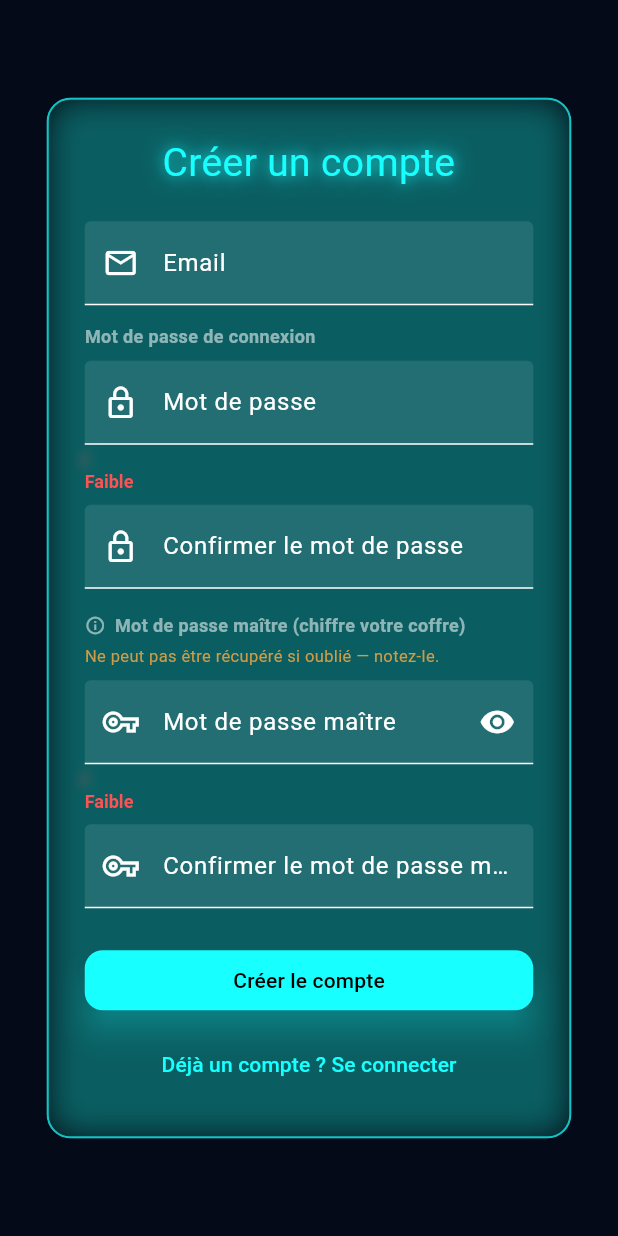
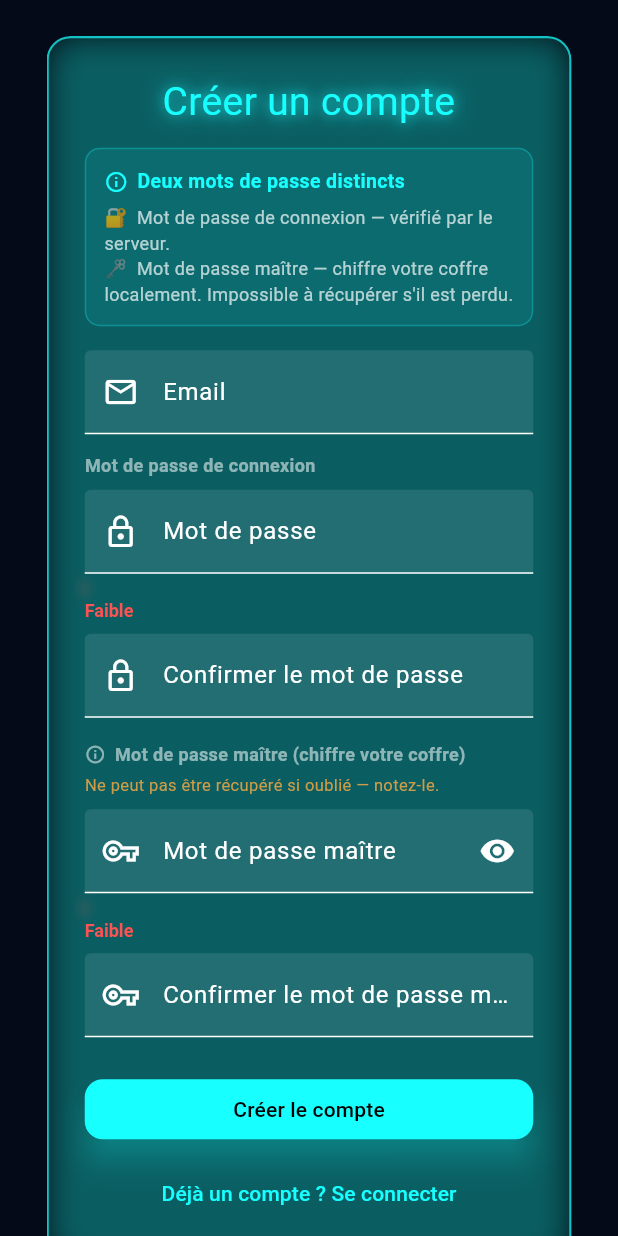
Before and after one commit to powksy94/PasswordMobileApp, a Flutter app: the SignupPage screen opened by its route, on a phone screen of 412 x 824 dp. Run offline on Flutter 3.47's test engine with Material 3 defaults, Android fonts, the phone set to English and light mode, and no system bars; our stand-ins replace dio, file_picker, flutter_secure_storage, font_awesome_flutter, local_auth, shared_preferences; missing offline and left inert: biometric_storage, encrypt, pointycastle; accounts and stored records are empty.

Commit message:
chore: package id, app name, release signing, onboarding signup

```diff
--- a/lib/pages/auth/signup_page.dart
+++ b/lib/pages/auth/signup_page.dart
@@ -75,7 +75,48 @@ class _SignupPageState extends State<SignupPage> {
                 children: [
                   NeonText(
                     text: 'Créer un compte', fontSize: 26, color: accent, glow: true),
-                  const SizedBox(height: 20),
+                  const SizedBox(height: 12),
+
+                  // Explication onboarding
+                  Container(
+                    padding: const EdgeInsets.all(12),
+                    decoration: BoxDecoration(
+                      color:        accent.withValues(alpha: 0.08),
+                      borderRadius: BorderRadius.circular(10),
+                      border:       Border.all(color: accent.withValues(alpha: 0.25)),
+                    ),
+                    child: Column(
+                      crossAxisAlignment: CrossAxisAlignment.start,
+                      children: [
+                        Row(
+                          children: [
+                            Icon(Icons.info_outline, size: 16, color: accent),
+                            const SizedBox(width: 6),
+                            Text(
+                              'Deux mots de passe distincts',
+                              style: TextStyle(
+                                color:      accent,
+                                fontSize:   13,
+                                fontWeight: FontWeight.bold,
+                              ),
+                            ),
+                          ],
+                        ),
+                        const SizedBox(height: 6),
+                        Text(
+                          '🔐  Mot de passe de connexion — vérifié par le serveur.\n'
+                          '🗝️  Mot de passe maître — chiffre votre coffre localement. '
+                          'Impossible à récupérer s\'il est perdu.',
+                          style: TextStyle(
+                            fontSize: 12,
+                            color:    isDark ? Colors.white70 : Colors.black87,
+                            height:   1.4,
+                          ),
+                        ),
+                      ],
+                    ),
+                  ),
+                  const SizedBox(height: 16),
 
                   // Email
                   TextFormField(
--- a/pubspec.yaml
+++ b/pubspec.yaml
@@ -1,5 +1,5 @@
 name: password_mobile_app
-description: Full Flutter app with Android installer + themes
+description: Password manager with AES-256 encrypted vault, biometric unlock and secure export.
 version: 1.0.0+1
 
 environment:
```
Also changed, not shown: 6 other files.
